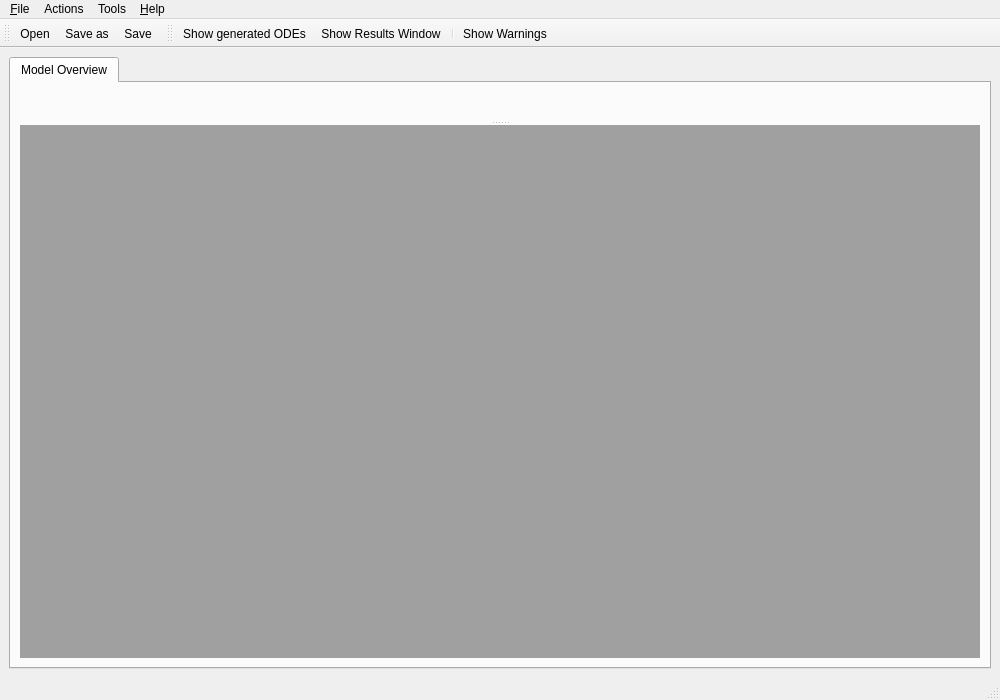
The window that src/BioPARKIN_v2.ui (CSB-at-ZIB/BioPARKIN) describes before a commit, drawn with Qt 5.
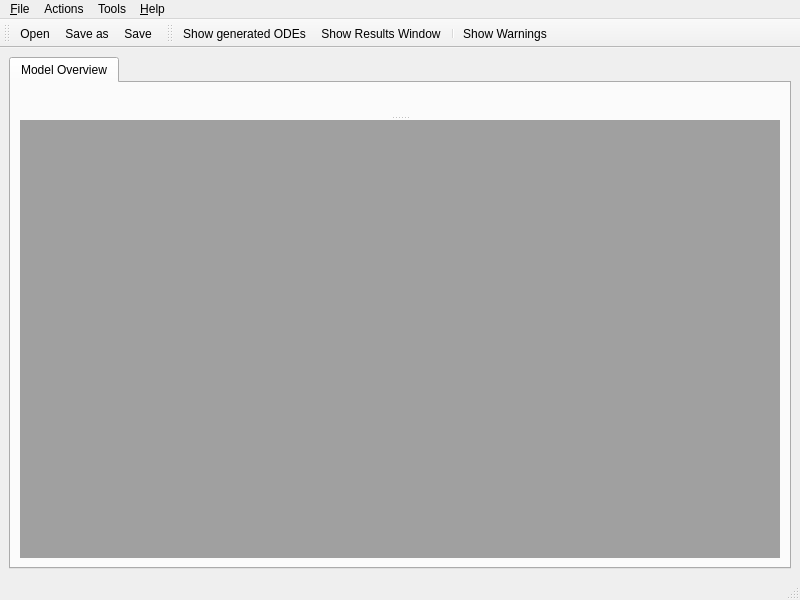
The same window after the commit. Icons and pictures are not drawn.

```diff
--- a/src/BioPARKIN_v2.ui
+++ b/src/BioPARKIN_v2.ui
@@ -7,14 +7,14 @@
    <rect>
     <x>0</x>
     <y>0</y>
-    <width>1000</width>
-    <height>700</height>
+    <width>800</width>
+    <height>600</height>
    </rect>
   </property>
   <property name="minimumSize">
    <size>
-    <width>800</width>
-    <height>0</height>
+    <width>600</width>
+    <height>400</height>
    </size>
   </property>
   <property name="acceptDrops">
@@ -107,7 +107,7 @@
     <rect>
      <x>0</x>
      <y>0</y>
-     <width>1000</width>
+     <width>800</width>
      <height>21</height>
     </rect>
    </property>
```
